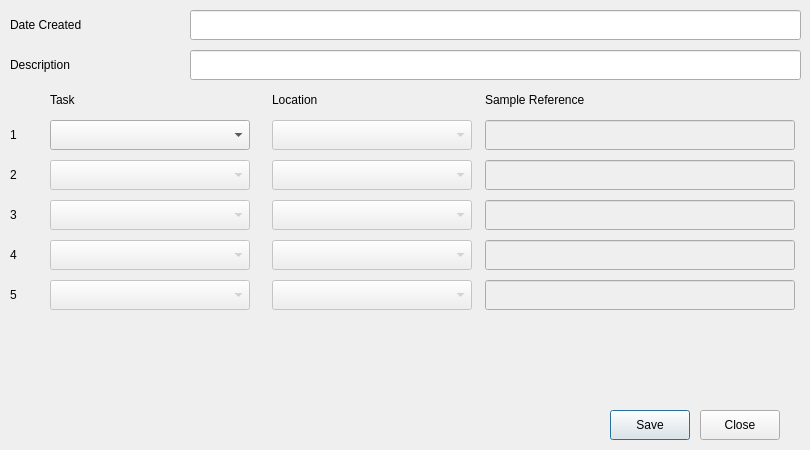
Old version of the form UI Resources/simplebatch.ui in the repository westerlymerlin/UCL-PYMS.
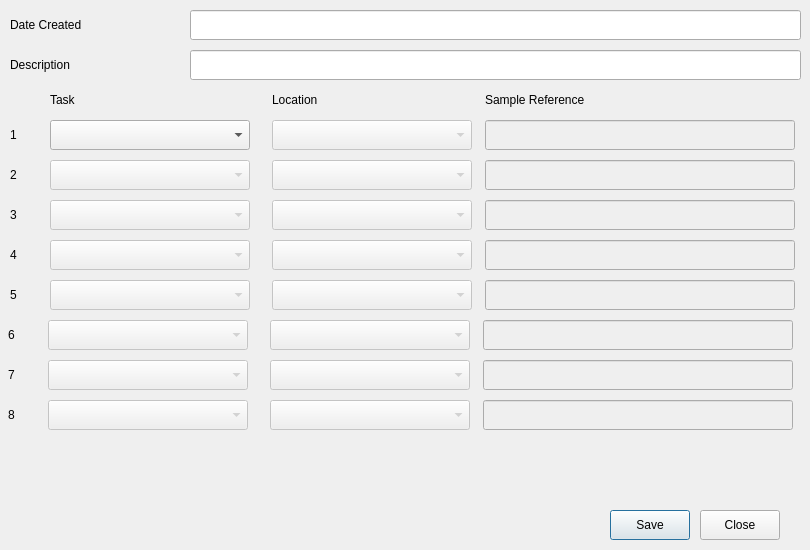
New version of the form. Icons and pictures are not drawn.

What changed in the file:
```diff
--- a/UI Resources/simplebatch.ui
+++ b/UI Resources/simplebatch.ui
@@ -14,19 +14,19 @@
     <x>0</x>
     <y>0</y>
     <width>810</width>
-    <height>450</height>
+    <height>550</height>
    </rect>
   </property>
   <property name="minimumSize">
    <size>
-    <width>810</width>
-    <height>450</height>
+    <width>808</width>
+    <height>550</height>
    </size>
   </property>
   <property name="maximumSize">
    <size>
     <width>810</width>
-    <height>450</height>
+    <height>550</height>
    </size>
   </property>
   <property name="windowTitle">
@@ -468,7 +468,7 @@
    <property name="geometry">
     <rect>
      <x>20</x>
-     <y>360</y>
+     <y>460</y>
      <width>571</width>
      <height>71</height>
     </rect>
@@ -477,7 +477,6 @@
     <font>
      <family>Segoe UI</family>
      <pointsize>10</pointsize>
-     <weight>50</weight>
      <italic>false</italic>
      <bold>false</bold>
     </font>
@@ -563,7 +562,7 @@
    <property name="geometry">
     <rect>
      <x>700</x>
-     <y>410</y>
+     <y>510</y>
      <width>80</width>
      <height>30</height>
     </rect>
@@ -585,7 +584,7 @@
    <property name="geometry">
     <rect>
      <x>610</x>
-     <y>410</y>
+     <y>510</y>
      <width>80</width>
      <height>30</height>
     </rect>
@@ -594,6 +593,234 @@
     <string>Save</string>
    </property>
   </widget>
+  <widget class="QLineEdit" name="lineSample6">
+   <property name="enabled">
+    <bool>false</bool>
+   </property>
+   <property name="geometry">
+    <rect>
+     <x>483</x>
+     <y>320</y>
+     <width>310</width>
+     <height>30</height>
+    </rect>
+   </property>
+  </widget>
+  <widget class="QLabel" name="label_11">
+   <property name="geometry">
+    <rect>
+     <x>8</x>
+     <y>320</y>
+     <width>16</width>
+     <height>30</height>
+    </rect>
+   </property>
+   <property name="text">
+    <string>6</string>
+   </property>
+  </widget>
+  <widget class="QComboBox" name="comboTask6">
+   <property name="enabled">
+    <bool>false</bool>
+   </property>
+   <property name="geometry">
+    <rect>
+     <x>48</x>
+     <y>320</y>
+     <width>200</width>
+     <height>30</height>
+    </rect>
+   </property>
+   <property name="editable">
+    <bool>false</bool>
+   </property>
+   <property name="currentIndex">
+    <number>-1</number>
+   </property>
+   <property name="insertPolicy">
+    <enum>QComboBox::InsertAtTop</enum>
+   </property>
+   <property name="minimumContentsLength">
+    <number>0</number>
+   </property>
+  </widget>
+  <widget class="QComboBox" name="comboLocation6">
+   <property name="enabled">
+    <bool>false</bool>
+   </property>
+   <property name="geometry">
+    <rect>
+     <x>270</x>
+     <y>320</y>
+     <width>200</width>
+     <height>30</height>
+    </rect>
+   </property>
+   <property name="editable">
+    <bool>false</bool>
+   </property>
+   <property name="currentText">
+    <string/>
+   </property>
+   <property name="currentIndex">
+    <number>-1</number>
+   </property>
+   <property name="insertPolicy">
+    <enum>QComboBox::InsertAtBottom</enum>
+   </property>
+  </widget>
+  <widget class="QLineEdit" name="lineSample7">
+   <property name="enabled">
+    <bool>false</bool>
+   </property>
+   <property name="geometry">
+    <rect>
+     <x>483</x>
+     <y>360</y>
+     <width>310</width>
+     <height>30</height>
+    </rect>
+   </property>
+  </widget>
+  <widget class="QLabel" name="label_12">
+   <property name="geometry">
+    <rect>
+     <x>8</x>
+     <y>360</y>
+     <width>16</width>
+     <height>30</height>
+    </rect>
+   </property>
+   <property name="text">
+    <string>7</string>
+   </property>
+  </widget>
+  <widget class="QComboBox" name="comboTask7">
+   <property name="enabled">
+    <bool>false</bool>
+   </property>
+   <property name="geometry">
+    <rect>
+     <x>48</x>
+     <y>360</y>
+     <width>200</width>
+     <height>30</height>
+    </rect>
+   </property>
+   <property name="editable">
+    <bool>false</bool>
+   </property>
+   <property name="currentIndex">
+    <number>-1</number>
+   </property>
+   <property name="insertPolicy">
+    <enum>QComboBox::InsertAtTop</enum>
+   </property>
+   <property name="minimumContentsLength">
+    <number>0</number>
+   </property>
+  </widget>
+  <widget class="QComboBox" name="comboLocation7">
+   <property name="enabled">
+    <bool>false</bool>
+   </property>
+   <property name="geometry">
+    <rect>
+     <x>270</x>
+     <y>360</y>
+     <width>200</width>
+     <height>30</height>
+    </rect>
+   </property>
+   <property name="editable">
+    <bool>false</bool>
+   </property>
+   <property name="currentText">
+    <string/>
+   </property>
+   <property name="currentIndex">
+    <number>-1</number>
+   </property>
+   <property name="insertPolicy">
+    <enum>QComboBox::InsertAtBottom</enum>
+   </property>
+  </widget>
+  <widget class="QLineEdit" name="lineSample8">
+   <property name="enabled">
+    <bool>false</bool>
+   </property>
+   <property name="geometry">
+    <rect>
+     <x>483</x>
+     <y>400</y>
+     <width>310</width>
+     <height>30</height>
+    </rect>
+   </property>
+  </widget>
+  <widget class="QLabel" name="label_13">
+   <property name="geometry">
+    <rect>
+     <x>8</x>
+     <y>400</y>
+     <width>16</width>
+     <height>30</height>
+    </rect>
+   </property>
+   <property name="text">
+    <string>8</string>
+   </property>
+  </widget>
+  <widget class="QComboBox" name="comboTask8">
+   <property name="enabled">
+    <bool>false</bool>
+   </property>
+   <property name="geometry">
+    <rect>
+     <x>48</x>
+     <y>400</y>
+     <width>200</width>
+     <height>30</height>
+    </rect>
+   </property>
+   <property name="editable">
+    <bool>false</bool>
+   </property>
+   <property name="currentIndex">
+    <number>-1</number>
+   </property>
+   <property name="insertPolicy">
+    <enum>QComboBox::InsertAtTop</enum>
+   </property>
+   <property name="minimumContentsLength">
+    <number>0</number>
+   </property>
+  </widget>
+  <widget class="QComboBox" name="comboLocation8">
+   <property name="enabled">
+    <bool>false</bool>
+   </property>
+   <property name="geometry">
+    <rect>
+     <x>270</x>
+     <y>400</y>
+     <width>200</width>
+     <height>30</height>
+    </rect>
+   </property>
+   <property name="editable">
+    <bool>false</bool>
+   </property>
+   <property name="currentText">
+    <string/>
+   </property>
+   <property name="currentIndex">
+    <number>-1</number>
+   </property>
+   <property name="insertPolicy">
+    <enum>QComboBox::InsertAtBottom</enum>
+   </property>
+  </widget>
  </widget>
  <tabstops>
   <tabstop>lineDescription</tabstop>
```
